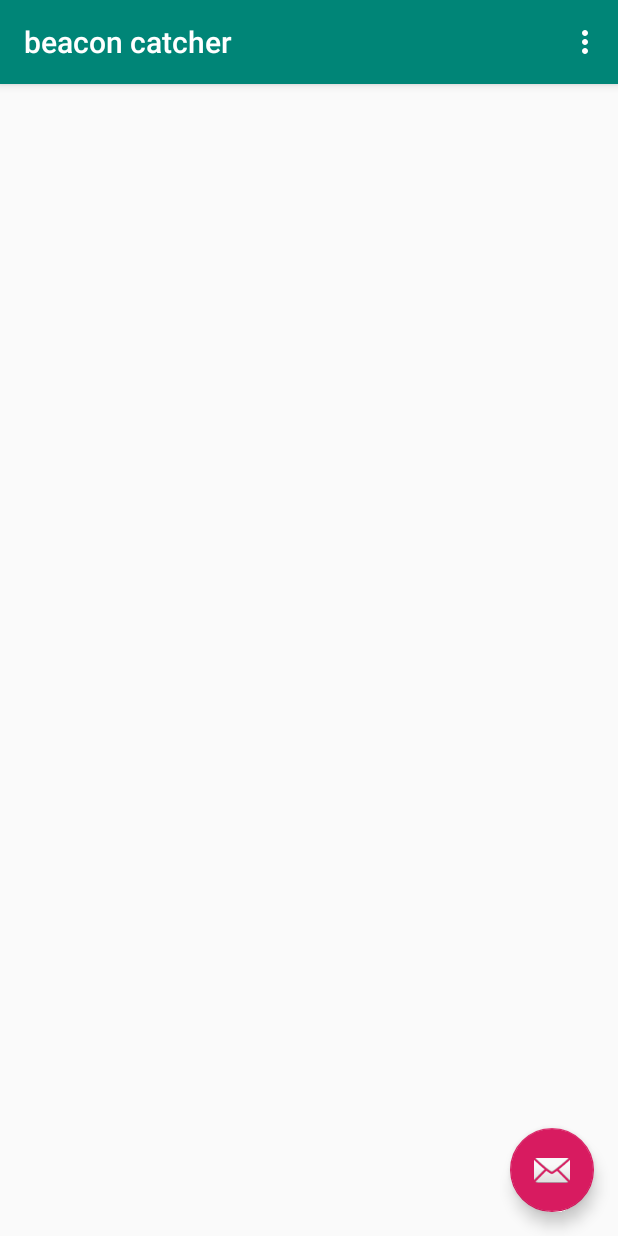
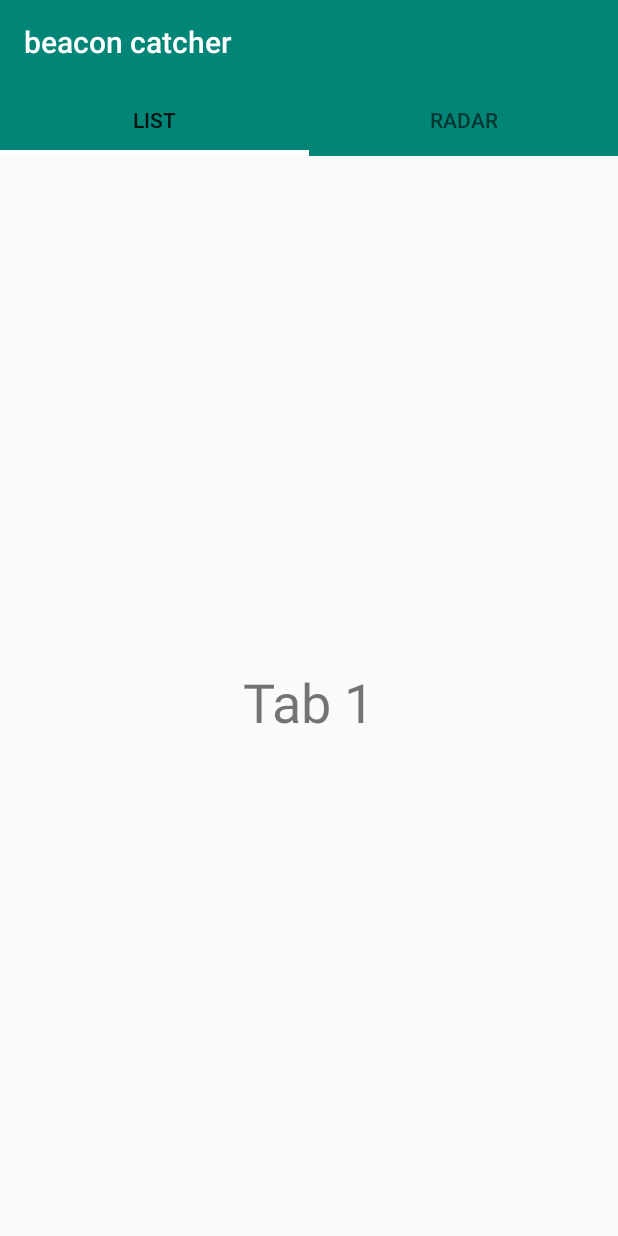
Before and after one commit to duwamish-os/beacon-cacther, an Android app: the screen it shows after launch (StandardBeaconCatcherController), on a phone screen of 412 x 824 dp. Run offline under Robolectric (Android 15) with nearby library versions, the phone set to English and light mode, and no system bars.

Commit message:
add list and rader view in a tab view

```diff
--- a/app/build.gradle
+++ b/app/build.gradle
@@ -31,6 +31,7 @@ dependencies {
     implementation"org.jetbrains.kotlin:kotlin-stdlib-jdk7:$kotlin_version"
     implementation 'com.android.support:appcompat-v7:28.0.0'
     implementation 'com.android.support.constraint:constraint-layout:1.1.3'
+    //tablayout
     implementation 'com.android.support:design:28.0.0'
     //
     implementation 'org.altbeacon:android-beacon-library:2.13.1'
--- a/app/src/main/java/com/duwamish/radio/transmitter/controller/StandardBeaconCatcherController.kt
+++ b/app/src/main/java/com/duwamish/radio/transmitter/controller/StandardBeaconCatcherController.kt
@@ -8,6 +8,8 @@ import android.content.pm.PackageManager
 import android.os.Build
 import android.os.Bundle
 import android.os.Handler
+import android.support.design.widget.TabLayout
+import android.support.v4.view.ViewPager
 import android.support.v7.app.AlertDialog
 import android.support.v7.app.AppCompatActivity
 import android.util.Log
@@ -16,6 +18,8 @@ import android.view.MenuItem
 import android.widget.ListView
 import kotlinx.android.synthetic.main.activity_main.*
 import com.duwamish.radio.transmitter.R
+import com.duwamish.radio.transmitter.view.BleListTab
+import com.duwamish.radio.transmitter.view.BleTabView
 
 class StandardBeaconCatcherController : AppCompatActivity() {
 
@@ -26,13 +30,24 @@ class StandardBeaconCatcherController : AppCompatActivity() {
     private val scanHandler = Handler()
     private var PERMISSION_REQUEST_COARSE_LOCATION = 1
     private lateinit var beaconsView: ListView
+    private lateinit var bleTabView: BleTabView
+    private lateinit var tabLayout: TabLayout
+    private lateinit var viewPager: ViewPager
 
     override fun onCreate(savedInstanceState: Bundle?) {
         super.onCreate(savedInstanceState)
         setContentView(R.layout.activity_main)
-        setSupportActionBar(toolbar)
+//        setSupportActionBar(toolbar)
 
-        beaconsView = findViewById<ListView>(R.id.beacons)
+//        beaconsView = findViewById<ListView>(R.id.beacons)
+        viewPager = findViewById<ViewPager>(R.id.viewPager)
+        tabLayout = findViewById<TabLayout>(R.id.tabLayout)
+        bleTabView = BleTabView(supportFragmentManager)
+        bleTabView.addFragment(BleListTab(), "list")
+        bleTabView.addFragment(BleListTab(), "radar")
+
+        viewPager.adapter = bleTabView
+        tabLayout.setupWithViewPager(viewPager)
 
         val alertDialog = AlertDialog.Builder(this)
         val locationGranted =
@@ -59,7 +74,7 @@ class StandardBeaconCatcherController : AppCompatActivity() {
             bluetoothManager = getSystemService(Context.BLUETOOTH_SERVICE) as BluetoothManager
             bluetoothAdapter = bluetoothManager.adapter
 
-            scanHandler.post(ScanState.scanThread(scanHandler, beaconsView, this, bluetoothAdapter))
+//            scanHandler.post(ScanState.scanThread(scanHandler, beaconsView, this, bluetoothAdapter))
         }
     }
 
--- /dev/null
+++ b/app/src/main/java/com/duwamish/radio/transmitter/view/BleListTab.kt
@@ -0,0 +1,14 @@
+package com.duwamish.radio.transmitter.view
+
+import android.os.Bundle
+import android.support.v4.app.Fragment
+import android.view.LayoutInflater
+import android.view.View
+import android.view.ViewGroup
+import com.duwamish.radio.transmitter.R
+
+class BleListTab : Fragment() {
+    override fun onCreateView(inflater: LayoutInflater, container: ViewGroup?, savedInstanceState: Bundle?): View? {
+        return inflater.inflate(R.layout.ble_list_tab, container, false)
+    }
+}
--- /dev/null
+++ b/app/src/main/java/com/duwamish/radio/transmitter/view/BleTabView.kt
@@ -0,0 +1,27 @@
+package com.duwamish.radio.transmitter.view
+
+import android.support.v4.app.Fragment
+import android.support.v4.app.FragmentManager
+import android.support.v4.app.FragmentStatePagerAdapter
+import java.util.ArrayList
+
+public class BleTabView internal constructor(fm: FragmentManager) : FragmentStatePagerAdapter(fm) {
+    private val mFragmentList = ArrayList<Fragment>()
+    private val mFragmentTitleList = ArrayList<String>()
+    override fun getItem(position: Int): Fragment {
+        return mFragmentList[position]
+    }
+
+    fun addFragment(fragment: Fragment, title: String) {
+        mFragmentList.add(fragment)
+        mFragmentTitleList.add(title)
+    }
+
+    override fun getPageTitle(position: Int): CharSequence? {
+        return mFragmentTitleList[position]
+    }
+
+    override fun getCount(): Int {
+        return mFragmentList.size
+    }
+}
--- a/app/src/main/res/layout/activity_main.xml
+++ b/app/src/main/res/layout/activity_main.xml
@@ -1,34 +1,26 @@
 <?xml version="1.0" encoding="utf-8"?>
-<android.support.design.widget.CoordinatorLayout
-        xmlns:android="http://schemas.android.com/apk/res/android"
-        xmlns:app="http://schemas.android.com/apk/res-auto"
-        xmlns:tools="http://schemas.android.com/tools"
+<LinearLayout xmlns:android="http://schemas.android.com/apk/res/android"
+    xmlns:app="http://schemas.android.com/apk/res-auto"
+    android:layout_width="match_parent"
+    android:layout_height="match_parent"
+    android:orientation="vertical">
+    <include layout="@layout/ble_bar" />
+    <android.support.design.widget.TabLayout
+        android:id="@+id/tabLayout"
         android:layout_width="match_parent"
-        android:layout_height="match_parent"
-        tools:context=".BeaconCatcherController">
+        android:layout_height="wrap_content"
+        android:minHeight="?actionBarSize"
+        app:tabGravity="fill"
+        app:tabIndicatorColor="@android:color/white"
+        app:tabIndicatorHeight="4dp"
+        app:tabBackground="@color/colorPrimary"
+        app:tabMode="fixed">
+    </android.support.design.widget.TabLayout>
 
-    <android.support.design.widget.AppBarLayout
-            android:layout_height="wrap_content"
-            android:layout_width="match_parent"
-            android:theme="@style/AppTheme.AppBarOverlay">
+    <android.support.v4.view.ViewPager
+        android:id="@+id/viewPager"
+        android:layout_width="match_parent"
+        android:layout_height="match_parent">
+    </android.support.v4.view.ViewPager>
 
-        <android.support.v7.widget.Toolbar
-                android:id="@+id/toolbar"
-                android:layout_width="match_parent"
-                android:layout_height="?attr/actionBarSize"
-                android:background="?attr/colorPrimary"
-                app:popupTheme="@style/AppTheme.PopupOverlay"/>
-
-    </android.support.design.widget.AppBarLayout>
-
-    <include layout="@layout/content_main"/>
-
-    <android.support.design.widget.FloatingActionButton
-            android:id="@+id/fab"
-            android:layout_width="wrap_content"
-            android:layout_height="wrap_content"
-            android:layout_gravity="bottom|end"
-            android:layout_margin="@dimen/fab_margin"
-            app:srcCompat="@android:drawable/ic_dialog_email"/>
-
-</android.support.design.widget.CoordinatorLayout>
+</LinearLayout>
--- /dev/null
+++ b/app/src/main/res/layout/ble_bar.xml
@@ -0,0 +1,12 @@
+<?xml version="1.0" encoding="utf-8"?>
+<android.support.v7.widget.Toolbar xmlns:android="http://schemas.android.com/apk/res/android"
+    xmlns:app="http://schemas.android.com/apk/res-auto"
+    android:id="@+id/toolbar"
+    android:layout_width="match_parent"
+    android:layout_height="?attr/actionBarSize"
+    android:background="@color/colorPrimary"
+    android:gravity="center_vertical"
+    app:layout_collapseMode="pin"
+    app:layout_scrollFlags="scroll|enterAlways"
+    app:theme="@style/MyToolbarTheme"
+    app:title="@string/app_name"/>
--- /dev/null
+++ b/app/src/main/res/layout/ble_list_tab.xml
@@ -0,0 +1,12 @@
+<?xml version="1.0" encoding="utf-8"?>
+<RelativeLayout xmlns:android="http://schemas.android.com/apk/res/android"
+    android:layout_width="match_parent"
+    android:layout_height="match_parent">
+    <TextView
+        android:layout_width="wrap_content"
+        android:layout_height="wrap_content"
+        android:layout_centerInParent="true"
+        android:text="Tab 1"
+        android:textSize="36sp" />
+
+</RelativeLayout>
--- a/app/src/main/res/values/styles.xml
+++ b/app/src/main/res/values/styles.xml
@@ -14,4 +14,10 @@
     <style name="AppTheme.AppBarOverlay" parent="ThemeOverlay.AppCompat.Dark.ActionBar"/>
     <style name="AppTheme.PopupOverlay" parent="ThemeOverlay.AppCompat.Light"/>
 
+    <style name="MyToolbarTheme"
+        parent="@style/ThemeOverlay.AppCompat.Dark">
+        <item name="colorControlNormal">@android:color/white</item>
+        <item name="titleTextColor">@android:color/white</item>
+    </style>
+
 </resources>
```
Also changed, not shown: app/src/main/java/com/duwamish/radio/transmitter/controller/BeaconCatcherController.kt (+114 -114 lines).
